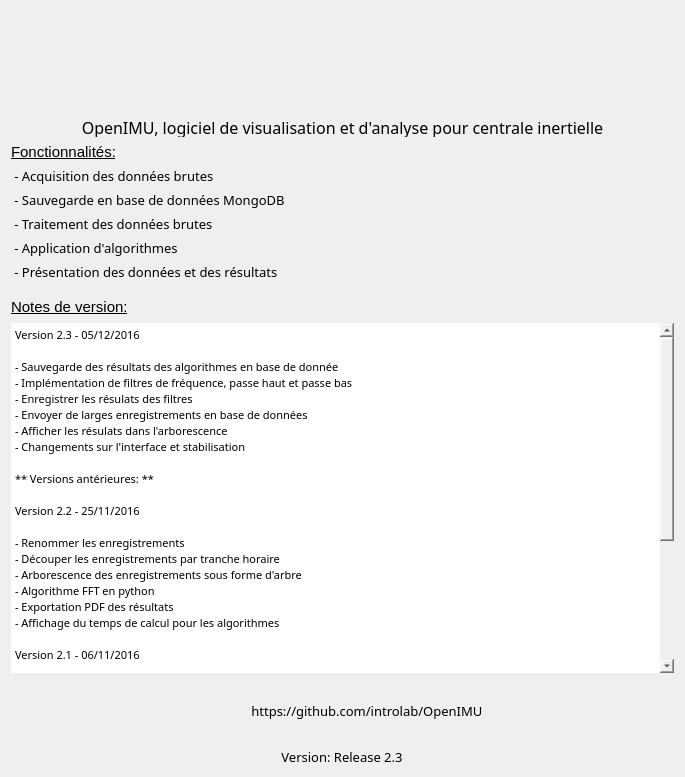
The window that applicationOpenimu/app/widgets/HomeWidget.ui (introlab/OpenIMU) describes before a commit, drawn with Qt 5.
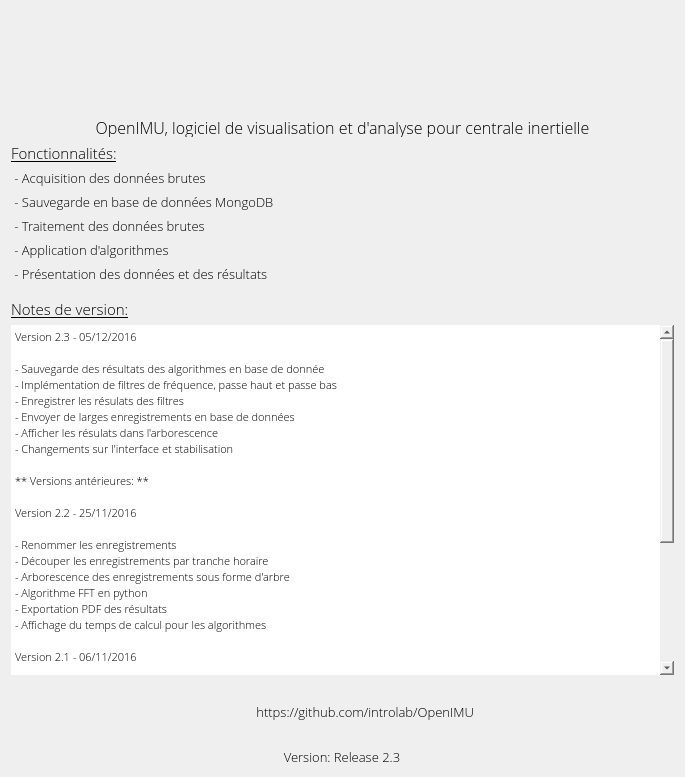
The same window after the commit. Icons and pictures are not drawn.

Patch:
```diff
--- a/applicationOpenimu/app/widgets/HomeWidget.ui
+++ b/applicationOpenimu/app/widgets/HomeWidget.ui
@@ -12,7 +12,7 @@
   </property>
   <property name="font">
    <font>
-    <family>Segoe UI Light</family>
+    <family>Open Sans Light</family>
     <pointsize>10</pointsize>
    </font>
   </property>
@@ -104,7 +104,7 @@
            </property>
            <property name="font">
             <font>
-             <family>Arial</family>
+             <family>Open Sans Light</family>
              <pointsize>11</pointsize>
              <weight>50</weight>
              <bold>false</bold>
@@ -209,7 +209,7 @@
              </property>
              <property name="font">
               <font>
-               <family>Arial</family>
+               <family>Open Sans Light</family>
                <pointsize>11</pointsize>
                <weight>50</weight>
                <bold>false</bold>
@@ -235,6 +235,11 @@
                <height>350</height>
               </size>
              </property>
+             <property name="font">
+              <font>
+               <family>Open Sans Light</family>
+              </font>
+             </property>
              <property name="styleSheet">
               <string notr="true">border:none;</string>
              </property>
@@ -245,41 +250,41 @@
               <string>&lt;!DOCTYPE HTML PUBLIC &quot;-//W3C//DTD HTML 4.0//EN&quot; &quot;http://www.w3.org/TR/REC-html40/strict.dtd&quot;&gt;
 &lt;html&gt;&lt;head&gt;&lt;meta name=&quot;qrichtext&quot; content=&quot;1&quot; /&gt;&lt;style type=&quot;text/css&quot;&gt;
 p, li { white-space: pre-wrap; }
-&lt;/style&gt;&lt;/head&gt;&lt;body style=&quot; font-family:'MS Shell Dlg 2'; font-size:8.25pt; font-weight:400; font-style:normal;&quot;&gt;
-&lt;p style=&quot; margin-top:0px; margin-bottom:0px; margin-left:0px; margin-right:0px; -qt-block-indent:0; text-indent:0px;&quot;&gt;&lt;span style=&quot; font-size:8pt;&quot;&gt;Version 2.3 - 05/12/2016&lt;/span&gt;&lt;/p&gt;
-&lt;p style=&quot;-qt-paragraph-type:empty; margin-top:0px; margin-bottom:0px; margin-left:0px; margin-right:0px; -qt-block-indent:0; text-indent:0px; font-size:8pt;&quot;&gt;&lt;br /&gt;&lt;/p&gt;
-&lt;p style=&quot; margin-top:0px; margin-bottom:0px; margin-left:0px; margin-right:0px; -qt-block-indent:0; text-indent:0px;&quot;&gt;&lt;span style=&quot; font-size:8pt;&quot;&gt;- Sauvegarde des résultats des algorithmes en base de donnée&lt;/span&gt;&lt;/p&gt;
-&lt;p style=&quot; margin-top:0px; margin-bottom:0px; margin-left:0px; margin-right:0px; -qt-block-indent:0; text-indent:0px;&quot;&gt;&lt;span style=&quot; font-size:8pt;&quot;&gt;- Implémentation de filtres de fréquence, passe haut et passe bas&lt;/span&gt;&lt;/p&gt;
-&lt;p style=&quot; margin-top:0px; margin-bottom:0px; margin-left:0px; margin-right:0px; -qt-block-indent:0; text-indent:0px;&quot;&gt;&lt;span style=&quot; font-size:8pt;&quot;&gt;- Enregistrer les résulats des filtres&lt;/span&gt;&lt;/p&gt;
-&lt;p style=&quot; margin-top:0px; margin-bottom:0px; margin-left:0px; margin-right:0px; -qt-block-indent:0; text-indent:0px;&quot;&gt;&lt;span style=&quot; font-size:8pt;&quot;&gt;- Envoyer de larges enregistrements en base de données&lt;/span&gt;&lt;/p&gt;
-&lt;p style=&quot; margin-top:0px; margin-bottom:0px; margin-left:0px; margin-right:0px; -qt-block-indent:0; text-indent:0px;&quot;&gt;&lt;span style=&quot; font-size:8pt;&quot;&gt;- Afficher les résulats dans l'arborescence&lt;/span&gt;&lt;/p&gt;
-&lt;p style=&quot; margin-top:0px; margin-bottom:0px; margin-left:0px; margin-right:0px; -qt-block-indent:0; text-indent:0px;&quot;&gt;&lt;span style=&quot; font-size:8pt;&quot;&gt;- Changements sur l'interface et stabilisation&lt;/span&gt;&lt;/p&gt;
-&lt;p style=&quot;-qt-paragraph-type:empty; margin-top:0px; margin-bottom:0px; margin-left:0px; margin-right:0px; -qt-block-indent:0; text-indent:0px; font-size:8pt;&quot;&gt;&lt;br /&gt;&lt;/p&gt;
-&lt;p style=&quot; margin-top:0px; margin-bottom:0px; margin-left:0px; margin-right:0px; -qt-block-indent:0; text-indent:0px;&quot;&gt;&lt;span style=&quot; font-size:8pt;&quot;&gt;** Versions antérieures: **&lt;/span&gt;&lt;/p&gt;
-&lt;p style=&quot;-qt-paragraph-type:empty; margin-top:0px; margin-bottom:0px; margin-left:0px; margin-right:0px; -qt-block-indent:0; text-indent:0px; font-size:8pt;&quot;&gt;&lt;br /&gt;&lt;/p&gt;
-&lt;p style=&quot; margin-top:0px; margin-bottom:0px; margin-left:0px; margin-right:0px; -qt-block-indent:0; text-indent:0px;&quot;&gt;&lt;span style=&quot; font-size:8pt;&quot;&gt;Version 2.2 - 25/11/2016&lt;/span&gt;&lt;/p&gt;
-&lt;p style=&quot;-qt-paragraph-type:empty; margin-top:0px; margin-bottom:0px; margin-left:0px; margin-right:0px; -qt-block-indent:0; text-indent:0px; font-size:8pt;&quot;&gt;&lt;br /&gt;&lt;/p&gt;
-&lt;p style=&quot; margin-top:0px; margin-bottom:0px; margin-left:0px; margin-right:0px; -qt-block-indent:0; text-indent:0px;&quot;&gt;&lt;span style=&quot; font-size:8pt;&quot;&gt;- Renommer les enregistrements &lt;/span&gt;&lt;/p&gt;
-&lt;p style=&quot; margin-top:0px; margin-bottom:0px; margin-left:0px; margin-right:0px; -qt-block-indent:0; text-indent:0px;&quot;&gt;&lt;span style=&quot; font-size:8pt;&quot;&gt;- Découper les enregistrements par tranche horaire &lt;/span&gt;&lt;/p&gt;
-&lt;p style=&quot; margin-top:0px; margin-bottom:0px; margin-left:0px; margin-right:0px; -qt-block-indent:0; text-indent:0px;&quot;&gt;&lt;span style=&quot; font-size:8pt;&quot;&gt;- Arborescence des enregistrements sous forme d'arbre              &lt;/span&gt;&lt;/p&gt;
-&lt;p style=&quot; margin-top:0px; margin-bottom:0px; margin-left:0px; margin-right:0px; -qt-block-indent:0; text-indent:0px;&quot;&gt;&lt;span style=&quot; font-size:8pt;&quot;&gt;- Algorithme FFT en python &lt;/span&gt;&lt;/p&gt;
-&lt;p style=&quot; margin-top:0px; margin-bottom:0px; margin-left:0px; margin-right:0px; -qt-block-indent:0; text-indent:0px;&quot;&gt;&lt;span style=&quot; font-size:8pt;&quot;&gt;- Exportation PDF des résultats &lt;/span&gt;&lt;/p&gt;
-&lt;p style=&quot; margin-top:0px; margin-bottom:0px; margin-left:0px; margin-right:0px; -qt-block-indent:0; text-indent:0px;&quot;&gt;&lt;span style=&quot; font-size:8pt;&quot;&gt;- Affichage du temps de calcul pour les algorithmes&lt;/span&gt;&lt;/p&gt;
-&lt;p style=&quot;-qt-paragraph-type:empty; margin-top:0px; margin-bottom:0px; margin-left:0px; margin-right:0px; -qt-block-indent:0; text-indent:0px; font-size:8pt;&quot;&gt;&lt;br /&gt;&lt;/p&gt;
-&lt;p style=&quot; margin-top:0px; margin-bottom:0px; margin-left:0px; margin-right:0px; -qt-block-indent:0; text-indent:0px;&quot;&gt;&lt;span style=&quot; font-size:8pt;&quot;&gt;Version 2.1 - 06/11/2016&lt;/span&gt;&lt;/p&gt;
-&lt;p style=&quot;-qt-paragraph-type:empty; margin-top:0px; margin-bottom:0px; margin-left:0px; margin-right:0px; -qt-block-indent:0; text-indent:0px; font-size:8pt;&quot;&gt;&lt;br /&gt;&lt;/p&gt;
-&lt;p style=&quot; margin-top:0px; margin-bottom:0px; margin-left:0px; margin-right:0px; -qt-block-indent:0; text-indent:0px;&quot;&gt;&lt;span style=&quot; font-size:8pt;&quot;&gt;- Suppression des enregistrements &lt;/span&gt;&lt;/p&gt;
-&lt;p style=&quot; margin-top:0px; margin-bottom:0px; margin-left:0px; margin-right:0px; -qt-block-indent:0; text-indent:0px;&quot;&gt;&lt;span style=&quot; font-size:8pt;&quot;&gt;- Tabulation pour chaque résultat &lt;/span&gt;&lt;/p&gt;
-&lt;p style=&quot; margin-top:0px; margin-bottom:0px; margin-left:0px; margin-right:0px; -qt-block-indent:0; text-indent:0px;&quot;&gt;&lt;span style=&quot; font-size:8pt;&quot;&gt;- Crash sur importation résolue&lt;/span&gt;&lt;/p&gt;
-&lt;p style=&quot; margin-top:0px; margin-bottom:0px; margin-left:0px; margin-right:0px; -qt-block-indent:0; text-indent:0px;&quot;&gt;&lt;span style=&quot; font-size:8pt;&quot;&gt;- Diminution du temps de lancement de l'application&lt;/span&gt;&lt;/p&gt;
-&lt;p style=&quot;-qt-paragraph-type:empty; margin-top:0px; margin-bottom:0px; margin-left:0px; margin-right:0px; -qt-block-indent:0; text-indent:0px; font-size:8pt;&quot;&gt;&lt;br /&gt;&lt;/p&gt;
-&lt;p style=&quot; margin-top:0px; margin-bottom:0px; margin-left:0px; margin-right:0px; -qt-block-indent:0; text-indent:0px;&quot;&gt;&lt;span style=&quot; font-size:8pt;&quot;&gt;Version 2.0 - 24/10/2016&lt;/span&gt;&lt;/p&gt;
-&lt;p style=&quot;-qt-paragraph-type:empty; margin-top:0px; margin-bottom:0px; margin-left:0px; margin-right:0px; -qt-block-indent:0; text-indent:0px; font-size:8pt;&quot;&gt;&lt;br /&gt;&lt;/p&gt;
-&lt;p style=&quot; margin-top:0px; margin-bottom:0px; margin-left:0px; margin-right:0px; -qt-block-indent:0; text-indent:0px;&quot;&gt;&lt;span style=&quot; font-size:8pt;&quot;&gt;- Sauvegarde en base de données &lt;/span&gt;&lt;/p&gt;
-&lt;p style=&quot; margin-top:0px; margin-bottom:0px; margin-left:0px; margin-right:0px; -qt-block-indent:0; text-indent:0px;&quot;&gt;&lt;span style=&quot; font-size:8pt;&quot;&gt;- Application d'algorithmes en python sur les données&lt;/span&gt;&lt;/p&gt;
-&lt;p style=&quot; margin-top:0px; margin-bottom:0px; margin-left:0px; margin-right:0px; -qt-block-indent:0; text-indent:0px;&quot;&gt;&lt;span style=&quot; font-size:8pt;&quot;&gt;- Implémentation de l'algorithme: temps d'activité &lt;/span&gt;&lt;/p&gt;
-&lt;p style=&quot; margin-top:0px; margin-bottom:0px; margin-left:0px; margin-right:0px; -qt-block-indent:0; text-indent:0px;&quot;&gt;&lt;span style=&quot; font-size:8pt;&quot;&gt;- Améliorations de l'interface utilisateur &lt;/span&gt;&lt;/p&gt;
-&lt;p style=&quot; margin-top:0px; margin-bottom:0px; margin-left:0px; margin-right:0px; -qt-block-indent:0; text-indent:0px;&quot;&gt;&lt;span style=&quot; font-size:8pt;&quot;&gt;- Centrale inertielle supportée dans cette version: Wimu&lt;/span&gt;&lt;/p&gt;&lt;/body&gt;&lt;/html&gt;</string>
+&lt;/style&gt;&lt;/head&gt;&lt;body style=&quot; font-family:'Open Sans Light'; font-size:8.25pt; font-weight:400; font-style:normal;&quot;&gt;
+&lt;p style=&quot; margin-top:0px; margin-bottom:0px; margin-left:0px; margin-right:0px; -qt-block-indent:0; text-indent:0px;&quot;&gt;&lt;span style=&quot; font-family:'MS Shell Dlg 2'; font-size:8pt;&quot;&gt;Version 2.3 - 05/12/2016&lt;/span&gt;&lt;/p&gt;
+&lt;p style=&quot;-qt-paragraph-type:empty; margin-top:0px; margin-bottom:0px; margin-left:0px; margin-right:0px; -qt-block-indent:0; text-indent:0px; font-family:'MS Shell Dlg 2'; font-size:8pt;&quot;&gt;&lt;br /&gt;&lt;/p&gt;
+&lt;p style=&quot; margin-top:0px; margin-bottom:0px; margin-left:0px; margin-right:0px; -qt-block-indent:0; text-indent:0px;&quot;&gt;&lt;span style=&quot; font-family:'MS Shell Dlg 2'; font-size:8pt;&quot;&gt;- Sauvegarde des résultats des algorithmes en base de donnée&lt;/span&gt;&lt;/p&gt;
+&lt;p style=&quot; margin-top:0px; margin-bottom:0px; margin-left:0px; margin-right:0px; -qt-block-indent:0; text-indent:0px;&quot;&gt;&lt;span style=&quot; font-family:'MS Shell Dlg 2'; font-size:8pt;&quot;&gt;- Implémentation de filtres de fréquence, passe haut et passe bas&lt;/span&gt;&lt;/p&gt;
+&lt;p style=&quot; margin-top:0px; margin-bottom:0px; margin-left:0px; margin-right:0px; -qt-block-indent:0; text-indent:0px;&quot;&gt;&lt;span style=&quot; font-family:'MS Shell Dlg 2'; font-size:8pt;&quot;&gt;- Enregistrer les résulats des filtres&lt;/span&gt;&lt;/p&gt;
+&lt;p style=&quot; margin-top:0px; margin-bottom:0px; margin-left:0px; margin-right:0px; -qt-block-indent:0; text-indent:0px;&quot;&gt;&lt;span style=&quot; font-family:'MS Shell Dlg 2'; font-size:8pt;&quot;&gt;- Envoyer de larges enregistrements en base de données&lt;/span&gt;&lt;/p&gt;
+&lt;p style=&quot; margin-top:0px; margin-bottom:0px; margin-left:0px; margin-right:0px; -qt-block-indent:0; text-indent:0px;&quot;&gt;&lt;span style=&quot; font-family:'MS Shell Dlg 2'; font-size:8pt;&quot;&gt;- Afficher les résulats dans l'arborescence&lt;/span&gt;&lt;/p&gt;
+&lt;p style=&quot; margin-top:0px; margin-bottom:0px; margin-left:0px; margin-right:0px; -qt-block-indent:0; text-indent:0px;&quot;&gt;&lt;span style=&quot; font-family:'MS Shell Dlg 2'; font-size:8pt;&quot;&gt;- Changements sur l'interface et stabilisation&lt;/span&gt;&lt;/p&gt;
+&lt;p style=&quot;-qt-paragraph-type:empty; margin-top:0px; margin-bottom:0px; margin-left:0px; margin-right:0px; -qt-block-indent:0; text-indent:0px; font-family:'MS Shell Dlg 2'; font-size:8pt;&quot;&gt;&lt;br /&gt;&lt;/p&gt;
+&lt;p style=&quot; margin-top:0px; margin-bottom:0px; margin-left:0px; margin-right:0px; -qt-block-indent:0; text-indent:0px;&quot;&gt;&lt;span style=&quot; font-family:'MS Shell Dlg 2'; font-size:8pt;&quot;&gt;** Versions antérieures: **&lt;/span&gt;&lt;/p&gt;
+&lt;p style=&quot;-qt-paragraph-type:empty; margin-top:0px; margin-bottom:0px; margin-left:0px; margin-right:0px; -qt-block-indent:0; text-indent:0px; font-family:'MS Shell Dlg 2'; font-size:8pt;&quot;&gt;&lt;br /&gt;&lt;/p&gt;
+&lt;p style=&quot; margin-top:0px; margin-bottom:0px; margin-left:0px; margin-right:0px; -qt-block-indent:0; text-indent:0px;&quot;&gt;&lt;span style=&quot; font-family:'MS Shell Dlg 2'; font-size:8pt;&quot;&gt;Version 2.2 - 25/11/2016&lt;/span&gt;&lt;/p&gt;
+&lt;p style=&quot;-qt-paragraph-type:empty; margin-top:0px; margin-bottom:0px; margin-left:0px; margin-right:0px; -qt-block-indent:0; text-indent:0px; font-family:'MS Shell Dlg 2'; font-size:8pt;&quot;&gt;&lt;br /&gt;&lt;/p&gt;
+&lt;p style=&quot; margin-top:0px; margin-bottom:0px; margin-left:0px; margin-right:0px; -qt-block-indent:0; text-indent:0px;&quot;&gt;&lt;span style=&quot; font-family:'MS Shell Dlg 2'; font-size:8pt;&quot;&gt;- Renommer les enregistrements &lt;/span&gt;&lt;/p&gt;
+&lt;p style=&quot; margin-top:0px; margin-bottom:0px; margin-left:0px; margin-right:0px; -qt-block-indent:0; text-indent:0px;&quot;&gt;&lt;span style=&quot; font-family:'MS Shell Dlg 2'; font-size:8pt;&quot;&gt;- Découper les enregistrements par tranche horaire &lt;/span&gt;&lt;/p&gt;
+&lt;p style=&quot; margin-top:0px; margin-bottom:0px; margin-left:0px; margin-right:0px; -qt-block-indent:0; text-indent:0px;&quot;&gt;&lt;span style=&quot; font-family:'MS Shell Dlg 2'; font-size:8pt;&quot;&gt;- Arborescence des enregistrements sous forme d'arbre              &lt;/span&gt;&lt;/p&gt;
+&lt;p style=&quot; margin-top:0px; margin-bottom:0px; margin-left:0px; margin-right:0px; -qt-block-indent:0; text-indent:0px;&quot;&gt;&lt;span style=&quot; font-family:'MS Shell Dlg 2'; font-size:8pt;&quot;&gt;- Algorithme FFT en python &lt;/span&gt;&lt;/p&gt;
+&lt;p style=&quot; margin-top:0px; margin-bottom:0px; margin-left:0px; margin-right:0px; -qt-block-indent:0; text-indent:0px;&quot;&gt;&lt;span style=&quot; font-family:'MS Shell Dlg 2'; font-size:8pt;&quot;&gt;- Exportation PDF des résultats &lt;/span&gt;&lt;/p&gt;
+&lt;p style=&quot; margin-top:0px; margin-bottom:0px; margin-left:0px; margin-right:0px; -qt-block-indent:0; text-indent:0px;&quot;&gt;&lt;span style=&quot; font-family:'MS Shell Dlg 2'; font-size:8pt;&quot;&gt;- Affichage du temps de calcul pour les algorithmes&lt;/span&gt;&lt;/p&gt;
+&lt;p style=&quot;-qt-paragraph-type:empty; margin-top:0px; margin-bottom:0px; margin-left:0px; margin-right:0px; -qt-block-indent:0; text-indent:0px; font-family:'MS Shell Dlg 2'; font-size:8pt;&quot;&gt;&lt;br /&gt;&lt;/p&gt;
+&lt;p style=&quot; margin-top:0px; margin-bottom:0px; margin-left:0px; margin-right:0px; -qt-block-indent:0; text-indent:0px;&quot;&gt;&lt;span style=&quot; font-family:'MS Shell Dlg 2'; font-size:8pt;&quot;&gt;Version 2.1 - 06/11/2016&lt;/span&gt;&lt;/p&gt;
+&lt;p style=&quot;-qt-paragraph-type:empty; margin-top:0px; margin-bottom:0px; margin-left:0px; margin-right:0px; -qt-block-indent:0; text-indent:0px; font-family:'MS Shell Dlg 2'; font-size:8pt;&quot;&gt;&lt;br /&gt;&lt;/p&gt;
+&lt;p style=&quot; margin-top:0px; margin-bottom:0px; margin-left:0px; margin-right:0px; -qt-block-indent:0; text-indent:0px;&quot;&gt;&lt;span style=&quot; font-family:'MS Shell Dlg 2'; font-size:8pt;&quot;&gt;- Suppression des enregistrements &lt;/span&gt;&lt;/p&gt;
+&lt;p style=&quot; margin-top:0px; margin-bottom:0px; margin-left:0px; margin-right:0px; -qt-block-indent:0; text-indent:0px;&quot;&gt;&lt;span style=&quot; font-family:'MS Shell Dlg 2'; font-size:8pt;&quot;&gt;- Tabulation pour chaque résultat &lt;/span&gt;&lt;/p&gt;
+&lt;p style=&quot; margin-top:0px; margin-bottom:0px; margin-left:0px; margin-right:0px; -qt-block-indent:0; text-indent:0px;&quot;&gt;&lt;span style=&quot; font-family:'MS Shell Dlg 2'; font-size:8pt;&quot;&gt;- Crash sur importation résolue&lt;/span&gt;&lt;/p&gt;
+&lt;p style=&quot; margin-top:0px; margin-bottom:0px; margin-left:0px; margin-right:0px; -qt-block-indent:0; text-indent:0px;&quot;&gt;&lt;span style=&quot; font-family:'MS Shell Dlg 2'; font-size:8pt;&quot;&gt;- Diminution du temps de lancement de l'application&lt;/span&gt;&lt;/p&gt;
+&lt;p style=&quot;-qt-paragraph-type:empty; margin-top:0px; margin-bottom:0px; margin-left:0px; margin-right:0px; -qt-block-indent:0; text-indent:0px; font-family:'MS Shell Dlg 2'; font-size:8pt;&quot;&gt;&lt;br /&gt;&lt;/p&gt;
+&lt;p style=&quot; margin-top:0px; margin-bottom:0px; margin-left:0px; margin-right:0px; -qt-block-indent:0; text-indent:0px;&quot;&gt;&lt;span style=&quot; font-family:'MS Shell Dlg 2'; font-size:8pt;&quot;&gt;Version 2.0 - 24/10/2016&lt;/span&gt;&lt;/p&gt;
+&lt;p style=&quot;-qt-paragraph-type:empty; margin-top:0px; margin-bottom:0px; margin-left:0px; margin-right:0px; -qt-block-indent:0; text-indent:0px; font-family:'MS Shell Dlg 2'; font-size:8pt;&quot;&gt;&lt;br /&gt;&lt;/p&gt;
+&lt;p style=&quot; margin-top:0px; margin-bottom:0px; margin-left:0px; margin-right:0px; -qt-block-indent:0; text-indent:0px;&quot;&gt;&lt;span style=&quot; font-family:'MS Shell Dlg 2'; font-size:8pt;&quot;&gt;- Sauvegarde en base de données &lt;/span&gt;&lt;/p&gt;
+&lt;p style=&quot; margin-top:0px; margin-bottom:0px; margin-left:0px; margin-right:0px; -qt-block-indent:0; text-indent:0px;&quot;&gt;&lt;span style=&quot; font-family:'MS Shell Dlg 2'; font-size:8pt;&quot;&gt;- Application d'algorithmes en python sur les données&lt;/span&gt;&lt;/p&gt;
+&lt;p style=&quot; margin-top:0px; margin-bottom:0px; margin-left:0px; margin-right:0px; -qt-block-indent:0; text-indent:0px;&quot;&gt;&lt;span style=&quot; font-family:'MS Shell Dlg 2'; font-size:8pt;&quot;&gt;- Implémentation de l'algorithme: temps d'activité &lt;/span&gt;&lt;/p&gt;
+&lt;p style=&quot; margin-top:0px; margin-bottom:0px; margin-left:0px; margin-right:0px; -qt-block-indent:0; text-indent:0px;&quot;&gt;&lt;span style=&quot; font-family:'MS Shell Dlg 2'; font-size:8pt;&quot;&gt;- Améliorations de l'interface utilisateur &lt;/span&gt;&lt;/p&gt;
+&lt;p style=&quot; margin-top:0px; margin-bottom:0px; margin-left:0px; margin-right:0px; -qt-block-indent:0; text-indent:0px;&quot;&gt;&lt;span style=&quot; font-family:'MS Shell Dlg 2'; font-size:8pt;&quot;&gt;- Centrale inertielle supportée dans cette version: Wimu&lt;/span&gt;&lt;/p&gt;&lt;/body&gt;&lt;/html&gt;</string>
              </property>
             </widget>
            </item>
```
